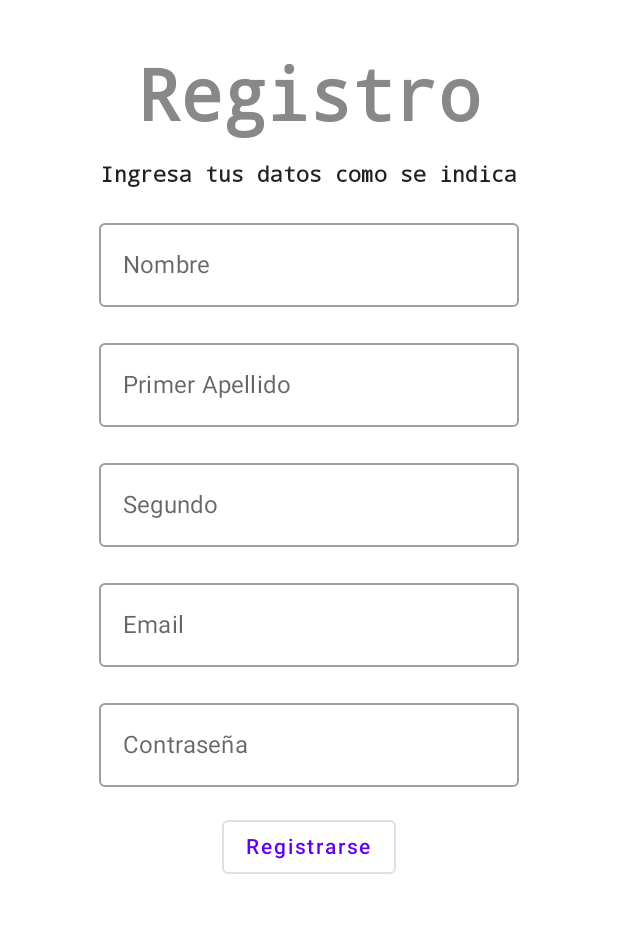
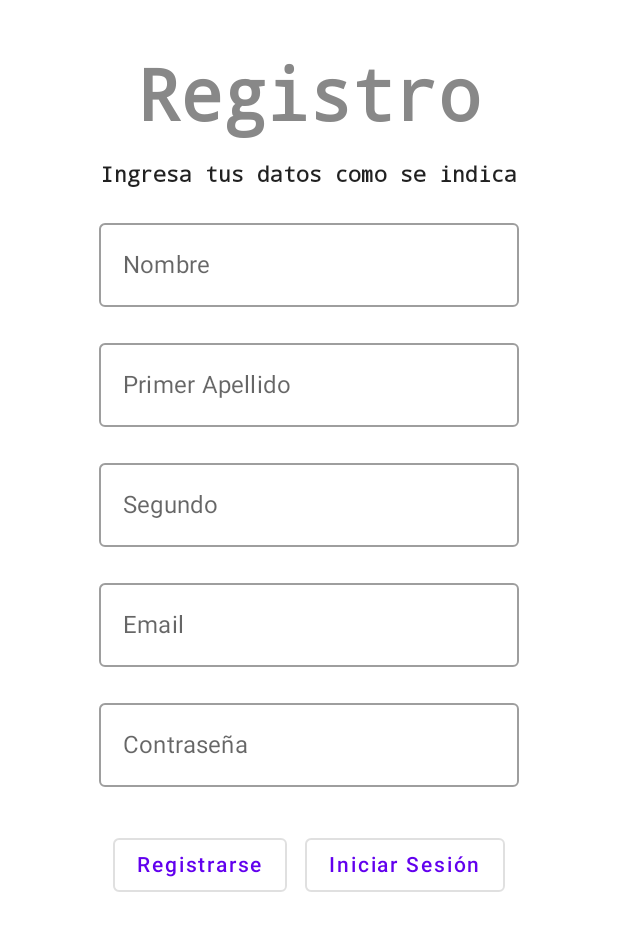
Before and after one commit to NeoMikhe/BookApp, an Android app built with Jetpack Compose: the RegisterActivity screen opened directly, with no data from a screen before it, on a phone screen of 412 x 824 dp. Shown: the top 931 px of the screen. Run offline under Robolectric (Android 15) with nearby library versions, the phone set to English and light mode, and no system bars.

```diff
--- a/app/src/main/java/com/example/bookapp/register/RegisterActivity.kt
+++ b/app/src/main/java/com/example/bookapp/register/RegisterActivity.kt
@@ -1,10 +1,13 @@
 package com.example.bookapp.register
 
+import android.content.Context
+import android.content.Intent
 import android.os.Bundle
 import android.widget.Toast
 import androidx.activity.ComponentActivity
 import androidx.activity.compose.setContent
 import androidx.compose.foundation.layout.Column
+import androidx.compose.foundation.layout.Row
 import androidx.compose.foundation.layout.fillMaxSize
 import androidx.compose.foundation.layout.padding
 import androidx.compose.foundation.text.KeyboardOptions
@@ -15,6 +18,7 @@ import androidx.compose.runtime.remember
 import androidx.compose.ui.Alignment
 import androidx.compose.ui.Modifier
 import androidx.compose.ui.graphics.Color
+import androidx.compose.ui.platform.LocalContext
 import androidx.compose.ui.text.TextStyle
 import androidx.compose.ui.text.font.FontFamily
 import androidx.compose.ui.text.font.FontWeight
@@ -25,6 +29,7 @@ import androidx.compose.ui.tooling.preview.Preview
 import androidx.compose.ui.unit.dp
 import androidx.compose.ui.unit.sp
 import androidx.lifecycle.MutableLiveData
+import com.example.bookapp.login.LoginActivity
 import com.example.bookapp.models.User
 import com.example.bookapp.models.UserRegister
 import com.example.bookapp.models.UserX
@@ -55,6 +60,8 @@ class RegisterActivity : ComponentActivity() {
     @Composable
     @Preview(showBackground = true, showSystemUi = true)
     fun RegisterScreen() {
+
+        val mContext : Context = LocalContext.current
 
         Column(horizontalAlignment = Alignment.CenterHorizontally,
         ) {
@@ -113,10 +120,21 @@ class RegisterActivity : ComponentActivity() {
 
             )
 
-            OutlinedButton(onClick = { handleRegister(UserRegister(nombreState.value, pApellidoState.value, sApellidoState.value, emailState.value, passwordState.value, null)) } ) {
-                Text("Registrarse")
+            Row( modifier = Modifier.padding(12.dp) ) {
+                OutlinedButton(modifier = Modifier.padding(0.dp, 0.dp, 12.dp, 0.dp),onClick = { handleRegister(UserRegister(nombreState.value, pApellidoState.value, sApellidoState.value, emailState.value, passwordState.value, null)) } ) {
+                    Text("Registrarse")
+
+                }
+
+                OutlinedButton( onClick = { mContext.startActivity(
+                    Intent(mContext, LoginActivity::class.java)
+                ) }) {
+                    Text("Iniciar Sesión")
+                }
 
             }
+
+
 
 
 
```
